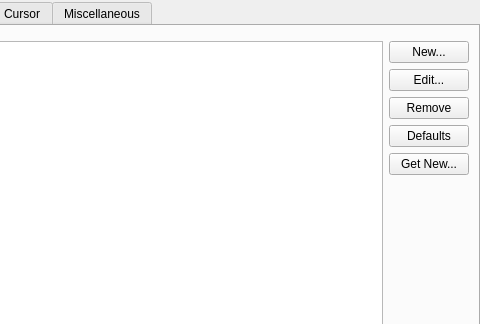
The window that src/widgets/EditProfileAppearancePage.ui (centic9/konsole-ppa) describes before a commit, drawn with Qt 5; both pictures show x 142 to 622 and y 0 to 324 of the 622 by 476 pixel window.
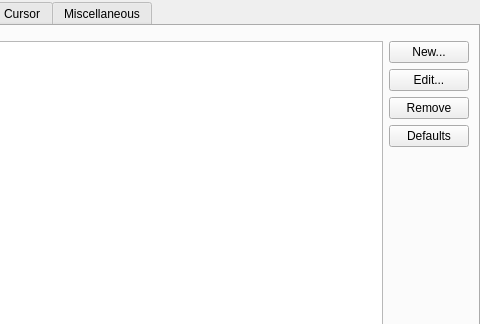
The same window after the commit. Custom widgets are drawn as their Qt base class.

```diff
--- a/src/widgets/EditProfileAppearancePage.ui
+++ b/src/widgets/EditProfileAppearancePage.ui
@@ -56,7 +56,7 @@
           <number>0</number>
          </property>
          <item>
-          <layout class="QVBoxLayout">
+          <layout name="colorSchemesBtnLayout" class="QVBoxLayout">
            <property name="spacing">
             <number>6</number>
            </property>
@@ -100,13 +100,6 @@
              </property>
             </widget>
            </item>
-           <item>
-            <widget class="KNS3::Button" name="downloadColorSchemeButton">
-             <property name="text">
-              <string>Get New...</string>
-             </property>
-            </widget>
-           </item>
           </layout>
          </item>
          <item>
@@ -778,11 +771,6 @@
    <header>kmessagewidget.h</header>
    <container>1</container>
   </customwidget>
-  <customwidget>
-   <class>KNS3::Button</class>
-   <extends>QPushButton</extends>
-   <header location="global">KNS3/Button</header>
-  </customwidget>
  </customwidgets>
  <tabstops>
   <tabstop>tabWidget</tabstop>
```
Left out of the diff: 1 changed line with no effect on the pictures.
